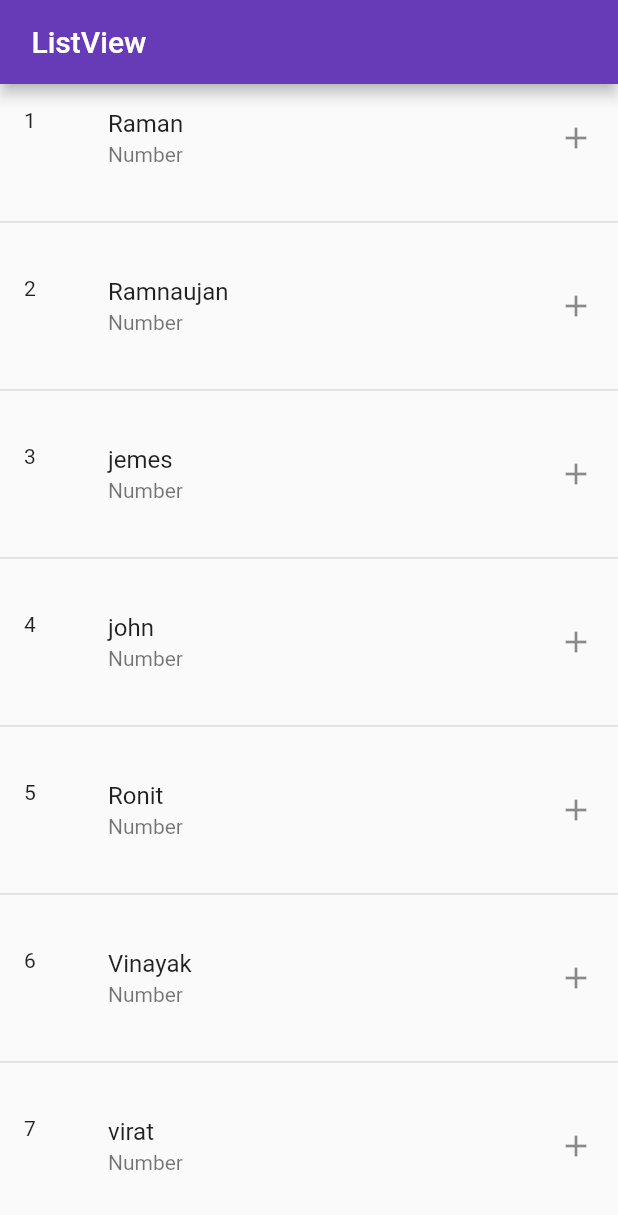
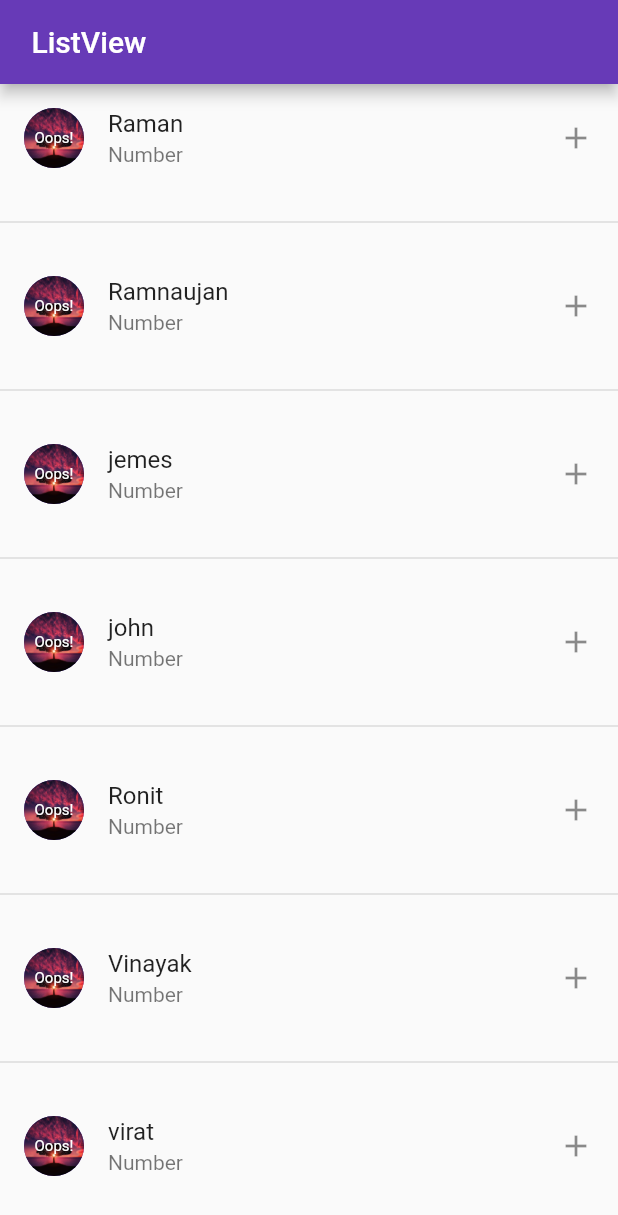
Before and after one commit to kotdroidA/my_app, a Flutter app: the screen it shows after launch, on a phone screen of 412 x 824 dp. Shown: the top 1215 px of the screen. Run offline on Flutter 3.47's test engine with Material 2 defaults, Android fonts, the phone set to English and light mode, and no system bars.

```diff
--- a/lib/main.dart
+++ b/lib/main.dart
@@ -60,7 +60,11 @@ class _MyHomePageState extends State<MyHomePage> {
       ),
       body:ListView.separated(itemBuilder: (context, index) {
         return ListTile(
-        leading:Text('${index+1}') ,
+        leading:CircleAvatar(
+          child: Text('Oops!',style: TextStyle(fontSize: 10),),
+          backgroundImage: AssetImage('assets/images/ic_tree.jpg'),
+
+        ) ,
         title: Text(arrName[index]),
         subtitle:Text('Number') ,
           trailing:Icon(Icons.add) ,
@@ -71,6 +75,7 @@ class _MyHomePageState extends State<MyHomePage> {
         return Divider(height: 40,thickness: 1,);
       },
       )
+
     );
 
   }
```
Also changed, not shown: assets/images/ic_tree.jpg (renamed from assets/images/ic_tree`.jpg).
